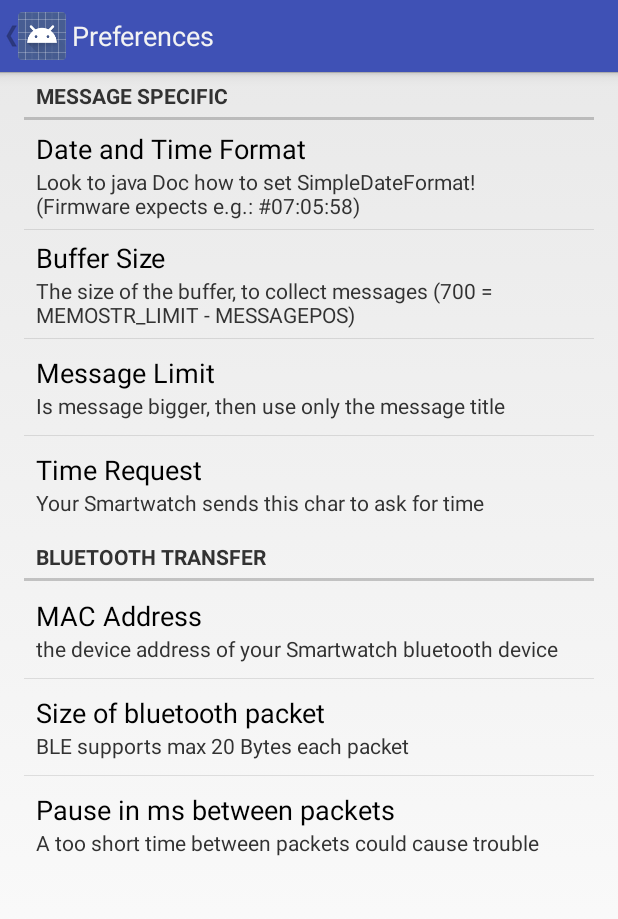
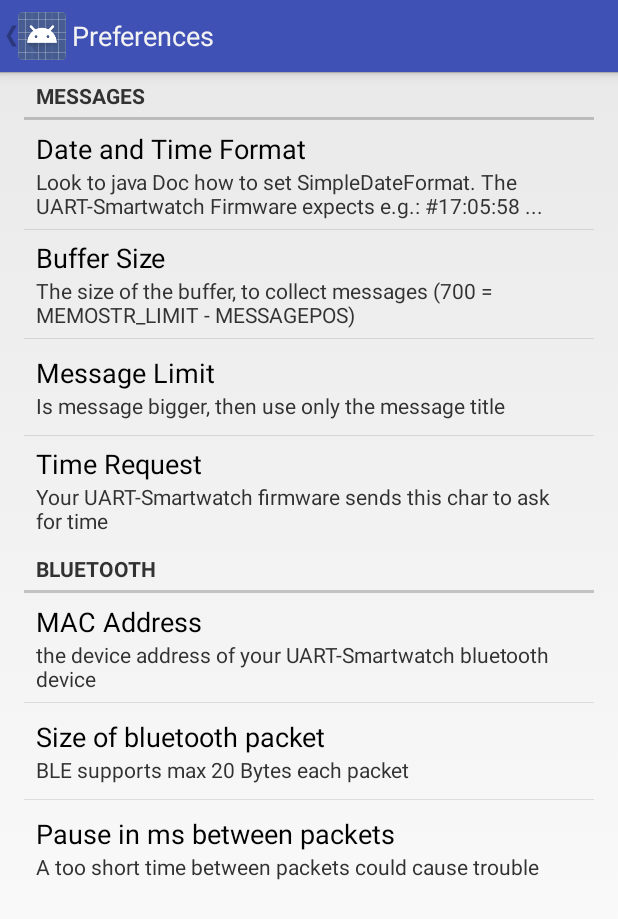
Before and after one commit to no-go/UART-Smartwatch, an Android app: the screen it shows after launch (PreferencesActivity), after a tap on "Preferences", on a phone screen of 412 x 824 dp. Shown: the top 919 px of the screen. Run offline under Robolectric (Android 15) with nearby library versions, the light colour scheme and no system bars; 2 statements that could not run were skipped.

```diff
--- a/UART-Smartwatch_App/app/src/main/res/values/colors.xml
+++ b/UART-Smartwatch_App/app/src/main/res/values/colors.xml
@@ -1,6 +1,6 @@
 <?xml version="1.0" encoding="utf-8"?>
 <resources>
-    <color name="colorPrimary">#3F51B5</color>
+    <color name="colorPrimary">#3f51b5</color>
     <color name="colorPrimaryDark">#303f9f</color>
-    <color name="colorAccent">#FF4081</color>
+    <color name="colorAccent">#ff8140</color>
 </resources>
--- a/UART-Smartwatch_App/app/src/main/res/values/strings.xml
+++ b/UART-Smartwatch_App/app/src/main/res/values/strings.xml
@@ -7,23 +7,43 @@
     <string name="connect">Connect</string>
     <string name="notConnected">Not Connected</string>
     <string name="ble_addr">MAC Address</string>
-    <string name="ble_addr_summary">the device address of your Smartwatch bluetooth device</string>
+    <string name="ble_addr_summary">the device address of your UART-Smartwatch bluetooth device</string>
     <string name="timeRequest">Time Request</string>
-    <string name="timeRequest_summary">Your Smartwatch sends this char to ask for time</string>
+    <string name="timeRequest_summary">Your UART-Smartwatch firmware sends this char to ask for time</string>
     <string name="Quit">Quit</string>
     <string name="Yes">Yes</string>
     <string name="No">No</string>
-    <string name="reallyQuit">Do you really want to quit the application?</string>
+    <string name="reallyQuit">Do you really want to quit the application and lost connection?</string>
     <string name="messageSize">Buffer Size</string>
     <string name="messageSize_summary">The size of the buffer, to collect messages (700 = MEMOSTR_LIMIT - MESSAGEPOS)</string>
     <string name="dateFormat">Date and Time Format</string>
-    <string name="dateFormat_summary">Look to java Doc how to set SimpleDateFormat! (Firmware expects e.g.: #07:05:58)</string>
+    <string name="dateFormat_summary">Look to java Doc how to set SimpleDateFormat. The UART-Smartwatch Firmware expects e.g.: #17:05:58 ...</string>
     <string name="messageLimit">Message Limit</string>
     <string name="messageLimit_summary">Is message bigger, then use only the message title</string>
-    <string name="messagePref">Message Specific</string>
-    <string name="bleLogic">Bluetooth Transfer</string>
+    <string name="messagePref">Messages</string>
+    <string name="bleLogic">Bluetooth</string>
     <string name="packetLimit">Size of bluetooth packet</string>
     <string name="packetLimit_summary">BLE supports max 20 Bytes each packet</string>
     <string name="packetPause">Pause in ms between packets</string>
     <string name="packetPause_summary">A too short time between packets could cause trouble</string>
+    <string name="exit_title">Restart App Now</string>
+    <string name="exit_message">Because you changed some preferences, it is better to restart the App.</string>
+    <string name="check_device_address">Maybe: check the device address</string>
+    <string name="noInitBT">Unable to initialize BluetoothManager.</string>
+    <string name="getNoBT">Unable to obtain a BluetoothAdapter.</string>
+    <string name="strangeBTaddr">Bluetooth Adapter not initialized or unspecified address.</string>
+    <string name="useExistingBT">Trying to use an existing Bluetooth Gatt for connection.</string>
+    <string name="unableConBT">Device not found. Unable to connect.</string>
+    <string name="tryNewBTcon">Trying to create a new connection.</string>
+    <string name="BTnotInit">BluetoothAdapter not initialized</string>
+    <string name="BTclosed">mBluetoothGatt closed</string>
+    <string name="RXmissing">Rx service not found!</string>
+    <string name="TXmissing">Tx charateristic not found!</string>
+    <string name="RXcharaMissing">Rx charateristic not found!</string>
+    <string name="all_">All </string>
+    <string name="_areSend"> packs sent.</string>
+    <string name="tryRecon">Try reconnect ...</string>
+    <string name="noUART">Device doesn\'t support UART. Disconnecting</string>
+    <string name="BTnotAv">Bluetooth is not available</string>
+    <string name="Connecting">connecting ...</string>
 </resources>
--- a/UART-Smartwatch_App/build.gradle
+++ b/UART-Smartwatch_App/build.gradle
@@ -4,7 +4,7 @@ buildscript {
         jcenter()
     }
     dependencies {
-        classpath 'com.android.tools.build:gradle:2.1.0'
+        classpath 'com.android.tools.build:gradle:2.2.1'
 
     }
 }
```
Also changed, not shown: UART-Smartwatch_App/app/src/main/java/click/dummer/UartSmartwatch/MainActivity.java (+6 -4 lines), UART-Smartwatch_App/app/src/main/java/click/dummer/UartSmartwatch/PreferencesActivity.java (+25 -1 lines), UART-Smartwatch_App/app/src/main/java/click/dummer/UartSmartwatch/UartService.java (+14 -14 lines), UART-Smartwatch_App/app/src/main/res/layout/main.xml (+13 -10 lines), UART-Smartwatch_App/gradle/wrapper/gradle-wrapper.properties, 7 other files.
